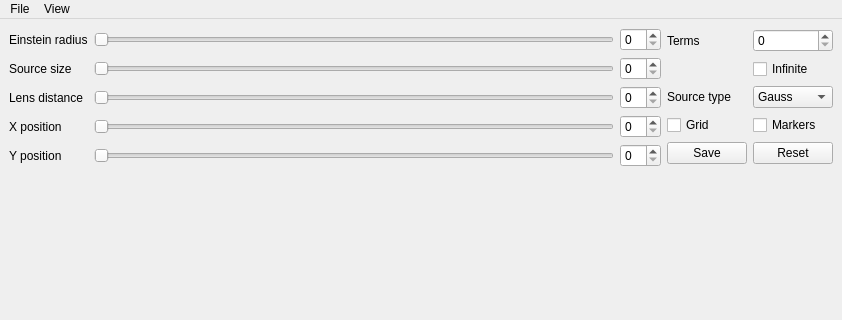
Before: the Qt Designer form CosmoAI_qt/mainwindow.ui in Simon-Ing/Cosmo_Ai, drawn with Qt 5; both pictures show x 0 to 842 and y 0 to 320 of the 842 by 693 pixel window.
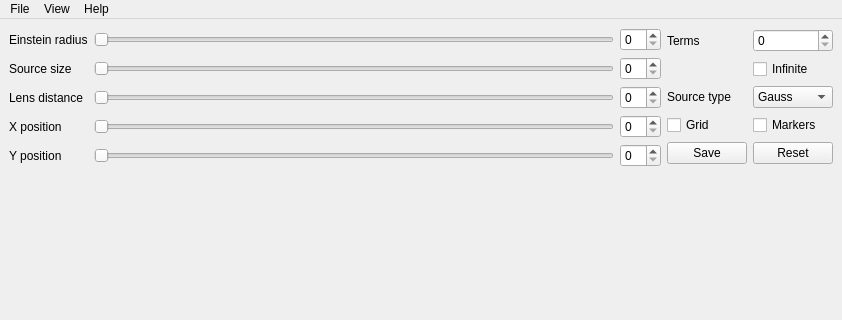
After: the same form once the commit is applied.

Commit message: Added about menu with some sample text

Diff of the .ui file:
```diff
--- a/CosmoAI_qt/mainwindow.ui
+++ b/CosmoAI_qt/mainwindow.ui
@@ -281,8 +281,15 @@
     <addaction name="separator"/>
     <addaction name="actionDark_mode"/>
    </widget>
+   <widget class="QMenu" name="menuHelp">
+    <property name="title">
+     <string>Help</string>
+    </property>
+    <addaction name="actionAbout"/>
+   </widget>
    <addaction name="menuFile"/>
    <addaction name="menuView"/>
+   <addaction name="menuHelp"/>
   </widget>
   <widget class="QStatusBar" name="statusbar"/>
   <action name="actionReset">
```
Left out of the diff: 8 changed lines with no effect on the pictures. The commit also changes 2 other files.
